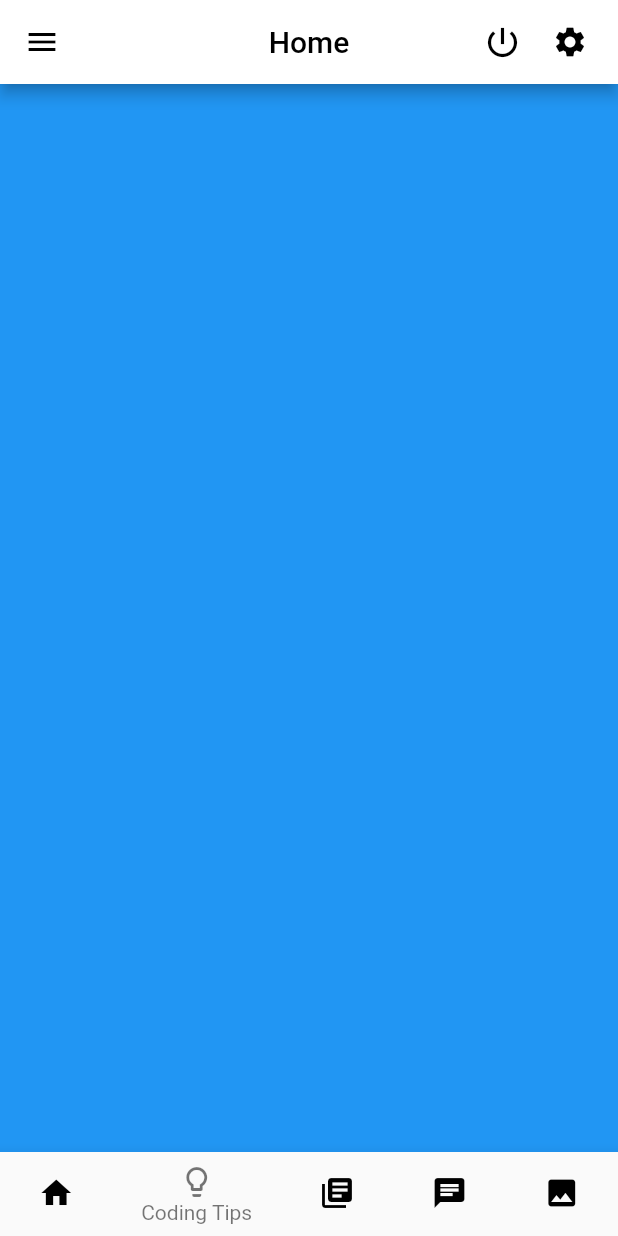
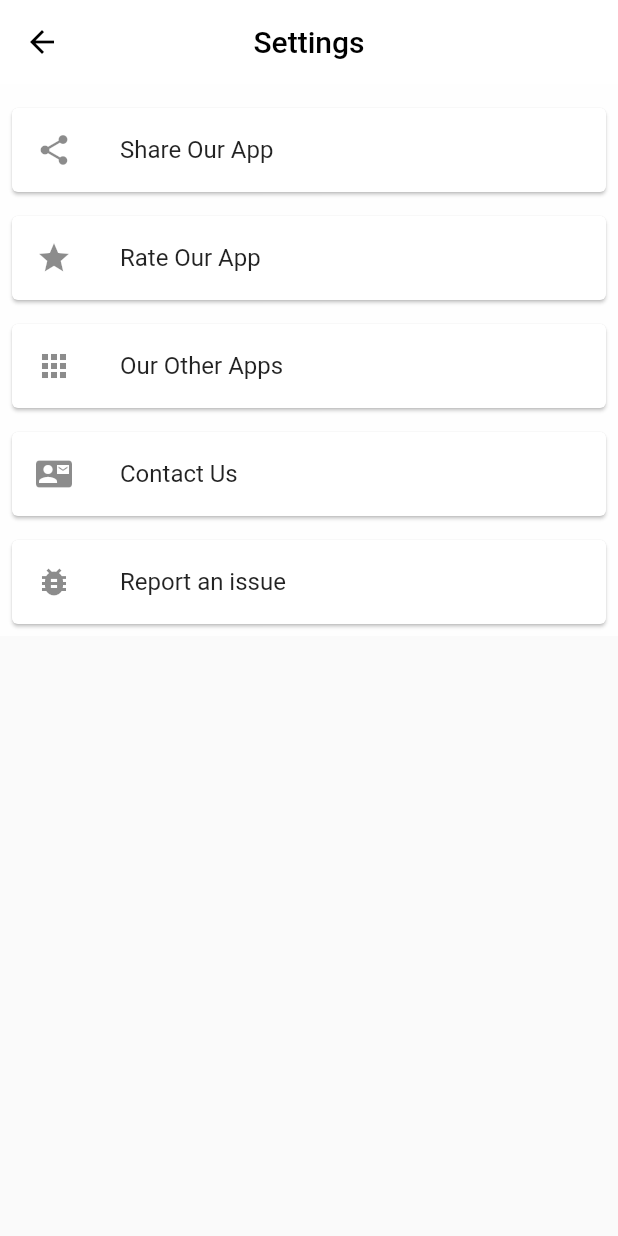
Before and after one commit to smv1999/dev_portal, a Flutter app: the MyHomePage screen opened by its route, item 2 of the bottom bar chosen, after a tap on the "settings" icon, on a phone screen of 412 x 824 dp. Run offline on Flutter 3.47's test engine with Material 2 defaults, Android fonts, the phone set to English and light mode, and no system bars; our stand-ins replace after_layout, carousel_slider, firebase_auth, intro_slider, progress_dialog, shared_preferences and 1 more; accounts and stored records are empty.

Commit message:
Added settings page and design changes

```diff
--- a/lib/home_page.dart
+++ b/lib/home_page.dart
@@ -1,12 +1,12 @@
-import 'package:dev_portal/login_page.dart';
+import 'file:///C:/Users/smv1999/dev_portal/lib/screens/login_page.dart';
 import 'package:dev_portal/services/authentication.dart';
 import 'package:flutter/material.dart';
 import 'package:flutter/services.dart';
-import 'coding_tips.dart';
+import 'pages/coding_tips.dart';
 import 'home_page_content.dart';
-import 'books_page.dart';
-import 'forum_page.dart';
-import 'fun_area_page.dart';
+import 'pages/books_page.dart';
+import 'pages/forum_page.dart';
+import 'pages/fun_area_page.dart';
 
 class MyHomePage extends StatefulWidget {
   @override
@@ -86,6 +86,7 @@ class _MyHomePageState extends State<MyHomePage> {
               child: GestureDetector(
                 onTap: () {
                   // open settings activity
+                  Navigator.of(context).pushNamed('/settings');
                 },
                 child: Icon(Icons.settings),
               )),
@@ -217,5 +218,6 @@ class _MyHomePageState extends State<MyHomePage> {
 
   void _viewProfile() {
     // show profile
+    Navigator.of(context).pushNamed('/profile');
   }
 }
--- a/lib/home_page_content.dart
+++ b/lib/home_page_content.dart
@@ -10,24 +10,18 @@ class _HomePageContentState extends State<HomePageContent> {
   @override
   Widget build(BuildContext context) {
     return Container(
-      child: Padding(
+      child:
+      Padding(
         padding: const EdgeInsets.all(20.0),
         child: ListView(
           shrinkWrap: true,
           children: [
             Container(
-              height: 50,
+              height: 45,
+              width: 80,
               decoration: BoxDecoration(
-                color: Colors.black12,
-              ),
-              child: Center(
-                child: Text(
-                  'Top Technologies',
-                  style: TextStyle(
-                    color: Colors.black,
-                    fontSize: 25.0,
-                    fontWeight: FontWeight.bold,
-                  ),
+                image: DecorationImage(
+                  image: AssetImage("images/homebackgroundimage.png"),
                 ),
               ),
             ),
@@ -75,5 +69,4 @@ class _HomePageContentState extends State<HomePageContent> {
       ),
     );
   }
-
 }
--- /dev/null
+++ b/lib/pages/settings_page.dart
@@ -0,0 +1,68 @@
+import 'package:flutter/material.dart';
+
+class SettingsPage extends StatefulWidget {
+  @override
+  _SettingsPageState createState() => _SettingsPageState();
+}
+
+class _SettingsPageState extends State<SettingsPage> {
+  @override
+  Widget build(BuildContext context) {
+    return Scaffold(
+      appBar: AppBar(
+        elevation: 0, // to remove the shadow effect
+        backgroundColor: Colors.white,
+        brightness: Brightness.light,
+        centerTitle: true,
+        iconTheme: IconThemeData(color: Colors.black), // for the back button
+        title: Text(
+          'Settings',
+          style: TextStyle(
+            color: Colors.black,
+          ),
+        ),
+      ),
+      body: Container(
+        color: Colors.white70,
+        child: SingleChildScrollView(
+          child: Column(
+            crossAxisAlignment: CrossAxisAlignment.start,
+            children: <Widget>[
+              SizedBox(height: 8.0,),
+              Card(
+                margin: const EdgeInsets.all(8.0),
+                child: ListTile(
+                    title: Text('Share Our App'), leading: Icon(Icons.share)
+                ),
+              ),
+              Card(
+                margin: const EdgeInsets.all(8.0),
+                child: ListTile(
+                    title: Text('Rate Our App'), leading: Icon(Icons.star)
+                ),
+              ),
+              Card(
+                margin: const EdgeInsets.all(8.0),
+                child: ListTile(
+                    title: Text('Our Other Apps'), leading: Icon(Icons.apps),
+                ),
+              ),
+              Card(
+                margin: const EdgeInsets.all(8.0),
+                child: ListTile(
+                    title: Text('Contact Us'), leading: Icon(Icons.contact_mail)
+                ),
+              ),
+              Card(
+                margin: const EdgeInsets.all(8.0),
+                child: ListTile(
+                    title: Text('Report an issue'), leading: Icon(Icons.bug_report)
+                ),
+              )
+            ],
+          ),
+        ),
+      ),
+    );
+  }
+}
--- a/lib/route_generator.dart
+++ b/lib/routes/route_generator.dart
@@ -1,8 +1,10 @@
-import 'package:dev_portal/forgot_password_page.dart';
+import 'file:///C:/Users/smv1999/dev_portal/lib/screens/forgot_password_page.dart';
 import 'package:dev_portal/home_page.dart';
-import 'package:dev_portal/login_page.dart';
+import 'package:dev_portal/pages/settings_page.dart';
+import 'file:///C:/Users/smv1999/dev_portal/lib/screens/login_page.dart';
 import 'package:dev_portal/screens/main.dart';
-import 'package:dev_portal/sign_up_page.dart';
+import 'package:dev_portal/screens/user_profile_page.dart';
+import 'file:///C:/Users/smv1999/dev_portal/lib/screens/sign_up_page.dart';
 import 'package:flutter/cupertino.dart';
 import 'package:flutter/material.dart';
 
@@ -26,6 +28,12 @@ class RouteGenerator {
       case '/forgotpassword':
         return MaterialPageRoute(
             builder: (_) => ForgotPasswordPage());
+      case '/settings':
+        return MaterialPageRoute(
+            builder: (_) => SettingsPage());
+      case '/profile':
+        return MaterialPageRoute(
+            builder: (_) => UserProfile());
       default:
       // If there is no such named route in the switch statement, e.g. /third
         return _errorRoute();
--- a/lib/forgot_password_page.dart
+++ b/lib/screens/forgot_password_page.dart
@@ -1,8 +1,8 @@
-import 'package:dev_portal/login_page.dart';
+import 'file:///C:/Users/smv1999/dev_portal/lib/screens/login_page.dart';
 import 'package:flutter/material.dart';
 import 'package:flutter/services.dart';
 import 'package:toast/toast.dart';
-import 'services/authentication.dart';
+import '../services/authentication.dart';
 
 class ForgotPasswordPage extends StatefulWidget {
   @override
--- a/lib/login_page.dart
+++ b/lib/screens/login_page.dart
@@ -1,9 +1,9 @@
 import 'dart:async';
 
-import 'package:dev_portal/forgot_password_page.dart';
+import 'file:///C:/Users/smv1999/dev_portal/lib/screens/forgot_password_page.dart';
 import 'package:dev_portal/home_page.dart';
 import 'package:dev_portal/services/authentication.dart';
-import 'package:dev_portal/sign_up_page.dart';
+import 'file:///C:/Users/smv1999/dev_portal/lib/screens/sign_up_page.dart';
 import 'package:flutter/material.dart';
 import 'package:flutter/services.dart';
 import 'package:progress_dialog/progress_dialog.dart';
--- a/lib/sign_up_page.dart
+++ b/lib/screens/sign_up_page.dart
@@ -1,5 +1,5 @@
 import 'package:dev_portal/home_page.dart';
-import 'package:dev_portal/login_page.dart';
+import 'file:///C:/Users/smv1999/dev_portal/lib/screens/login_page.dart';
 import 'package:dev_portal/services/authentication.dart';
 import 'package:flutter/material.dart';
 import 'package:flutter/services.dart';
--- a/pubspec.yaml
+++ b/pubspec.yaml
@@ -35,4 +35,4 @@ flutter:
 
 
   assets:
-     - images/
+    - images/
```
Also changed, not shown: lib/screens/main.dart (+5 -3 lines), lib/screens/user_profile_page.dart (added, +54 -0 lines), images/homebackgroundimage.png (added), images/newimage.png (added), lib/pages/books_page.dart (renamed from lib/books_page.dart), lib/pages/coding_tips.dart (renamed from lib/coding_tips.dart), lib/pages/forum_page.dart (renamed from lib/forum_page.dart), lib/pages/fun_area_page.dart (renamed from lib/fun_area_page.dart), 1 other file.
